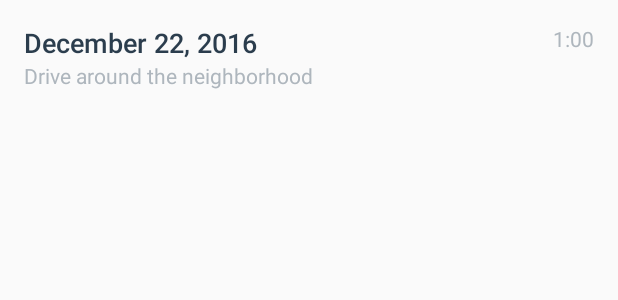
After one commit to MDLairdJr/DrivingLog, an Android app: the layout list_item_trip.xml on its own in the app's theme, with its tools: preview values and no code run, on a phone screen of 412 x 824 dp. The commit adds this screen. Shown: the top 300 px of the screen. Run offline under Robolectric (Android 15) with nearby library versions, the phone set to English and light mode, and no system bars.

Commit message:
Change details to ListView and add CursorAdapter

```diff
--- a/app/src/main/java/com/mikelaird/drivinglog/ConfigActivity.java
+++ b/app/src/main/java/com/mikelaird/drivinglog/ConfigActivity.java
@@ -1,8 +1,8 @@
 package com.mikelaird.drivinglog;
 
 import android.content.Intent;
+import android.os.Bundle;
 import android.support.v7.app.AppCompatActivity;
-import android.os.Bundle;
 import android.view.Menu;
 import android.view.MenuItem;
 import android.view.View;
@@ -10,6 +10,9 @@ import android.widget.Button;
 import android.widget.NumberPicker;
 
 public class ConfigActivity extends AppCompatActivity {
+
+    /** Tag for the log messages */
+    public static final String LOG_TAG = ConfigActivity.class.getSimpleName();
 
     public static final String TOTAL_TIME = "com.mikelaird.drivinglog.totalTime";
     public static final String NIGHT_TIME = "com.mikelaird.drivinglog.nightTime";
--- a/app/src/main/java/com/mikelaird/drivinglog/data/TripContract.java
+++ b/app/src/main/java/com/mikelaird/drivinglog/data/TripContract.java
@@ -9,6 +9,9 @@ import android.provider.BaseColumns;
  */
 
 public final class TripContract {
+
+    /** Tag for the log messages */
+    public static final String LOG_TAG = TripContract.class.getSimpleName();
 
     public static final String CONTENT_AUTHORITY = "com.mikelaird.drivinglog";
     public static final Uri BASE_CONTENT_URI = Uri.parse("content://" + CONTENT_AUTHORITY);
--- a/app/src/main/java/com/mikelaird/drivinglog/data/TripDbOpenHelper.java
+++ b/app/src/main/java/com/mikelaird/drivinglog/data/TripDbOpenHelper.java
@@ -26,13 +26,16 @@ import static com.mikelaird.drivinglog.data.TripContract.TripEntry;
 
 public class TripDbOpenHelper extends SQLiteOpenHelper {
 
+    /** Tag for the log messages */
+    public static final String LOG_TAG = TripDbOpenHelper.class.getSimpleName();
+
     // Database details
     private static final String DATABASE_NAME = "driving_details.db";
     private static final int DATABASE_VERSION = 1;
 
     final private static String CREATE_CMD = "CREATE TABLE " + TripEntry.TABLE_NAME + " (" +
             TripEntry._ID + " integer primary key autoincrement, " +
-            TripEntry.COLUMN_NAME_DATETIME + " text not null, " +
+            TripEntry.COLUMN_NAME_DATETIME + " integer not null, " +
             TripEntry.COLUMN_NAME_DURATION + " text null, " +
             TripEntry.COLUMN_NAME_NOTES + " text null);";
 
--- a/app/src/main/res/layout/content_trip_details.xml
+++ b/app/src/main/res/layout/content_trip_details.xml
@@ -17,6 +17,6 @@
     <TextView
         android:layout_width="match_parent"
         android:layout_height="wrap_content"
-        android:id="@+id/trip_details_text_view"
+        android:id="@+id/trip_details_list_view"
         tools:text="Trip Details" />
 </LinearLayout>
--- /dev/null
+++ b/app/src/main/res/layout/list_item_trip.xml
@@ -0,0 +1,44 @@
+<?xml version="1.0" encoding="utf-8"?>
+<LinearLayout
+    xmlns:android="http://schemas.android.com/apk/res/android"
+    xmlns:tools="http://schemas.android.com/tools"
+    android:orientation="vertical"
+    android:layout_width="match_parent"
+    android:layout_height="wrap_content"
+    android:padding="@dimen/activity_vertical_margin">
+
+    <LinearLayout
+        android:layout_width="match_parent"
+        android:layout_height="wrap_content"
+        android:orientation="horizontal">
+
+        <TextView
+            android:id="@+id/list_item_datetime"
+            android:layout_width="wrap_content"
+            android:layout_height="wrap_content"
+            android:fontFamily="sans-serif-medium"
+            android:textAppearance="?android:textAppearanceMedium"
+            android:textColor="#2B3D4D"
+            android:layout_gravity="left"
+            tools:text="December 22, 2016" />
+
+        <TextView
+            android:id="@+id/list_item_duration"
+            android:layout_width="match_parent"
+            android:layout_height="wrap_content"
+            android:fontFamily="sans-serif"
+            android:textAppearance="?android:textAppearanceSmall"
+            android:textColor="#AEB6BD"
+            android:gravity="right"
+            tools:text="1:00" />
+    </LinearLayout>
+
+    <TextView
+        android:id="@+id/list_item_details"
+        android:layout_width="wrap_content"
+        android:layout_height="wrap_content"
+        android:fontFamily="sans-serif"
+        android:textAppearance="?android:textAppearanceSmall"
+        android:textColor="#AEB6BD"
+        tools:text="Drive around the neighborhood"/>
+</LinearLayout>
```
Also changed, not shown: app/src/main/java/com/mikelaird/drivinglog/MainActivity.java (+8 -4 lines), app/src/main/java/com/mikelaird/drivinglog/TripCursorAdapter.java (added, +76 -0 lines), app/src/main/java/com/mikelaird/drivinglog/TripDetailsActivity.java (+10 -38 lines), app/src/main/java/com/mikelaird/drivinglog/data/TripProvider.java (+6 -2 lines), app/src/main/res/layout/activity_trip_details.xml (+20 -2 lines).
